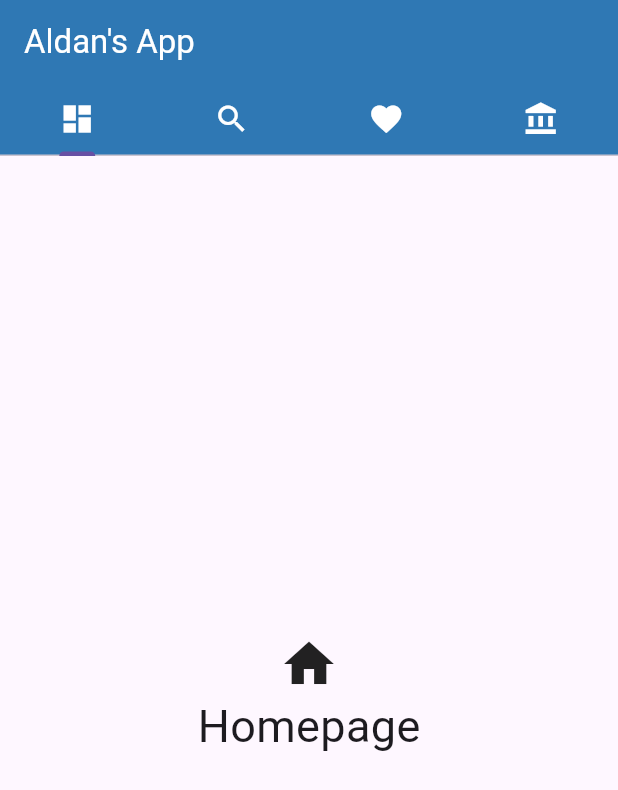
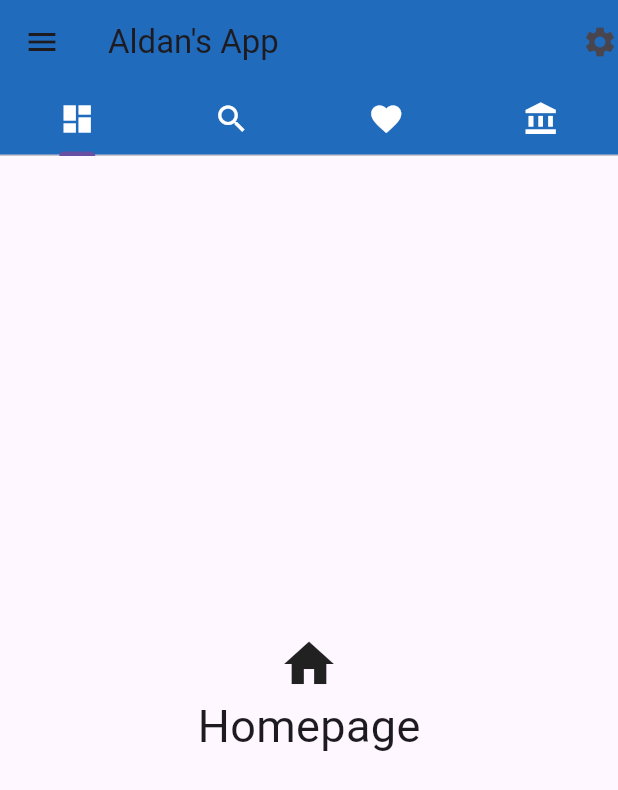
Before and after one commit to aldanziikri/learn_flutter, a Flutter app: the screen it shows after launch, on a phone screen of 412 x 824 dp. Shown: the top 790 px of the screen. Run offline on Flutter 3.47's test engine with Material 3 defaults, Android fonts, the phone set to English and light mode, and no system bars.

```diff
--- a/lib/main.dart
+++ b/lib/main.dart
@@ -1,5 +1,5 @@
 import 'package:flutter/material.dart';
-import 'package:my_app/page/account.dart' ;
+import 'package:my_app/page/account.dart';
 import 'package:my_app/page/home.dart';
 import 'package:my_app/page/likes.dart';
 import 'package:my_app/page/search.dart';
@@ -14,59 +14,44 @@ class MyApp extends StatelessWidget {
   @override
   Widget build(BuildContext context) {
     return MaterialApp(
-      title: "belajarApp",
+      debugShowCheckedModeBanner: false,
       home: HomePage(),
     );
   }
 }
 
-class HomePage extends StatefulWidget {
+class HomePage extends StatelessWidget {
   const HomePage({super.key});
 
   @override
-  State<HomePage> createState() => _HomePageState();
-}
-
-class _HomePageState extends State<HomePage> with SingleTickerProviderStateMixin{
-
-  late TabController controller;
-
-  @override
-  void initState(){
-    controller = TabController(length: 4, vsync: this);
-    super.initState();
-  }
-
-  @override
-  void dispose(){
-    controller.dispose();
-    super.dispose();
-  }
-
-  @override
-  Widget build(BuildContext context){
-    return Scaffold(
+  Widget build(BuildContext context) {
+    return DefaultTabController(
+        length: 4,
+        child: Scaffold(
           appBar: AppBar(
-        title: Text("Aldan's App", style: TextStyle(color: Color.fromARGB(255, 255, 255, 255)),),
-        backgroundColor: const Color.fromARGB(255, 47, 120, 180),
-        bottom: TabBar(
-          controller: controller,
-          tabs: [
+            leading: Icon(Icons.menu),
+            backgroundColor: Color.fromARGB(255, 32, 107, 188),
+            title: Text("Aldan's App"),
+            actions: [Icon(Icons.settings)],
+            bottom: TabBar(tabs: [
+              // Text("Home"),
+              // Text("Search"),
+              // Text("Notification"),
+              // Text("Account")
               Tab(icon: Icon(Icons.dashboard, color: Color.fromARGB(255, 255, 255, 255))),
               Tab(icon: Icon(Icons.search, color: Color.fromARGB(255, 255, 255, 255))),
               Tab(icon: Icon(Icons.favorite, color: Color.fromARGB(255, 255, 255, 255))),
               Tab(icon: Icon(Icons.account_balance, color: Color.fromARGB(255, 255, 255, 255)))
-          ],
-        )
+            ]),
           ),
           body: TabBarView(
-        controller: controller,
             children: [
               Home(),
               Search(),
               Likes(),
               Profil()
-        ],
+            ]
+          )
         ),
       );
   }
```
Lines whose indentation alone changed are shown as unchanged.
